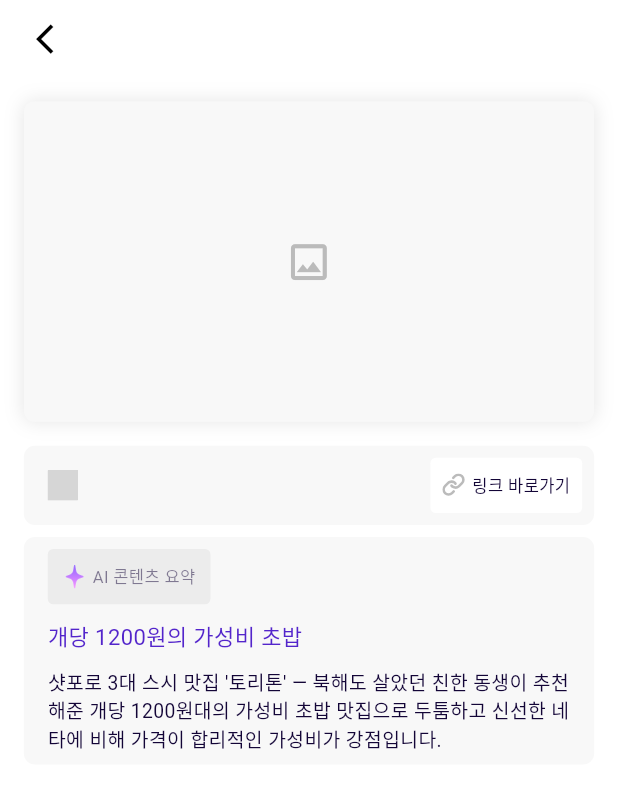
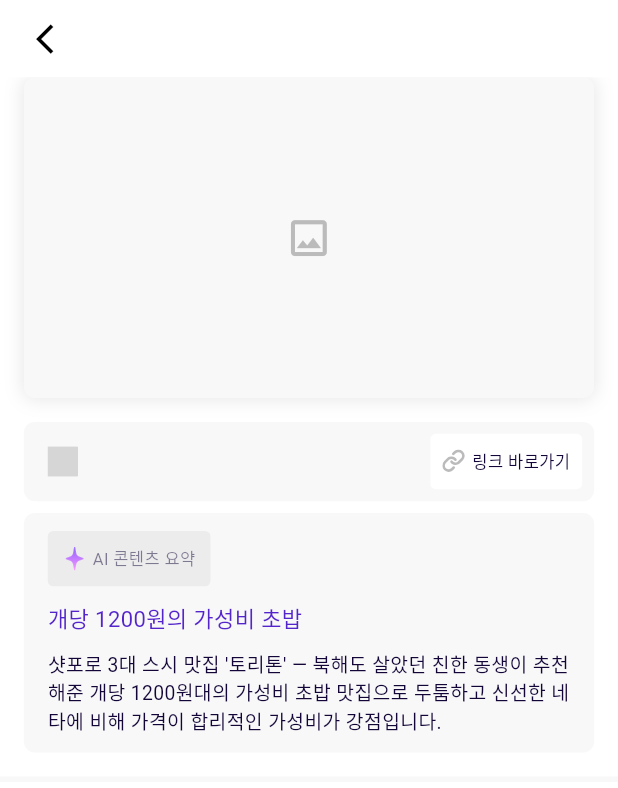
Before and after one commit to TEAM-Tripgether/tripgether-flutter, a Flutter app: the SnsContentDetailScreen screen opened directly with empty values, on a phone screen of 412 x 824 dp. Shown: the top 788 px of the screen. Run offline on Flutter 3.47's test engine with Material 3 defaults, Android fonts, the phone set to English and light mode, and no system bars; our stand-ins replace cached_network_image, device_info_plus, dio, firebase_core, firebase_messaging, flutter_animate and 12 more; accounts and stored records are empty; generated files the repository leaves out were written again; Roboto replaces fonts that are missing (Pretendard-Bold, Pretendard-Medium, Pretendard-Regular); project files that could hold a hidden picture were left out; grey boxes are pictures that could not be loaded.

Commit message:
20251112_#81_디자인_색상_레이아웃_1차_디자인_피드백 : feat : SNS 상세 화면 AI 요약 섹션 및 레이아웃 개선 #81
- 패딩 분리

```diff
--- a/lib/features/home/presentation/screens/sns_content_detail_screen.dart
+++ b/lib/features/home/presentation/screens/sns_content_detail_screen.dart
@@ -2,6 +2,7 @@ import 'package:cached_network_image/cached_network_image.dart';
 import 'package:flutter/material.dart';
 import 'package:flutter_svg/flutter_svg.dart';
 import 'package:shimmer/shimmer.dart';
+import 'package:tripgether/shared/widgets/common/section_divider.dart';
 import 'package:url_launcher/url_launcher.dart';
 import '../../../../core/models/content_model.dart';
 import '../../../../core/theme/app_colors.dart';
@@ -40,27 +41,38 @@ class SnsContentDetailScreen extends StatelessWidget {
       ),
       backgroundColor: AppColors.white,
       body: SingleChildScrollView(
-        child: Padding(
-          padding: EdgeInsets.all(AppSpacing.lg),
         child: Column(
           crossAxisAlignment: CrossAxisAlignment.start,
           children: [
-              // 썸네일 이미지 (Hero 애니메이션)
-              _buildThumbnail(content),
+            // 썸네일 이미지 (Hero 애니메이션) - 좌우 패딩 포함
+            Padding(
+              padding: EdgeInsets.symmetric(horizontal: AppSpacing.lg),
+              child: _buildThumbnail(content),
+            ),
 
             AppSpacing.verticalSpaceLG,
 
-              // 플랫폼 정보 + 제목 컨테이너
-              _buildContentInfo(context, content),
+            // 플랫폼 정보 + 제목 컨테이너 - 좌우 패딩 포함
+            Padding(
+              padding: EdgeInsets.symmetric(horizontal: AppSpacing.lg),
+              child: _buildContentInfo(context, content),
+            ),
 
             AppSpacing.verticalSpaceSM,
 
-              // AI 콘텐츠 요약 섹션
-              _buildContentDescription(context, content),
+            // AI 콘텐츠 요약 섹션 - 좌우 패딩 포함
+            Padding(
+              padding: EdgeInsets.symmetric(horizontal: AppSpacing.lg),
+              child: _buildContentDescription(context, content),
+            ),
+
+            AppSpacing.verticalSpaceLG,
+
+            // Divider - 패딩 없음 (화면 전체 너비)
+            const SectionDivider.thick(),
 
             // 설명 텍스트
           ],
-          ),
         ),
       ),
     );
@@ -129,7 +141,7 @@ class SnsContentDetailScreen extends StatelessWidget {
     return Container(
       padding: EdgeInsets.symmetric(
         horizontal: AppSpacing.lg,
-        vertical: AppSpacing.sm,
+        vertical: AppSpacing.md,
       ),
       decoration: BoxDecoration(
         color: AppColors.backgroundLight,
```
Lines whose indentation alone changed are shown as unchanged.
